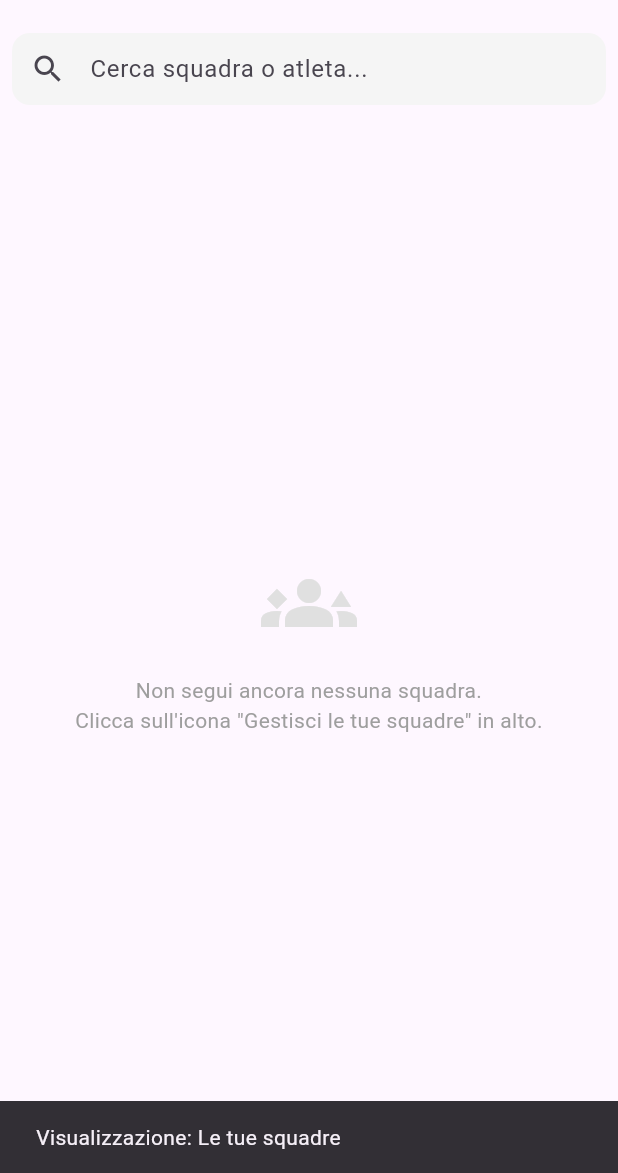
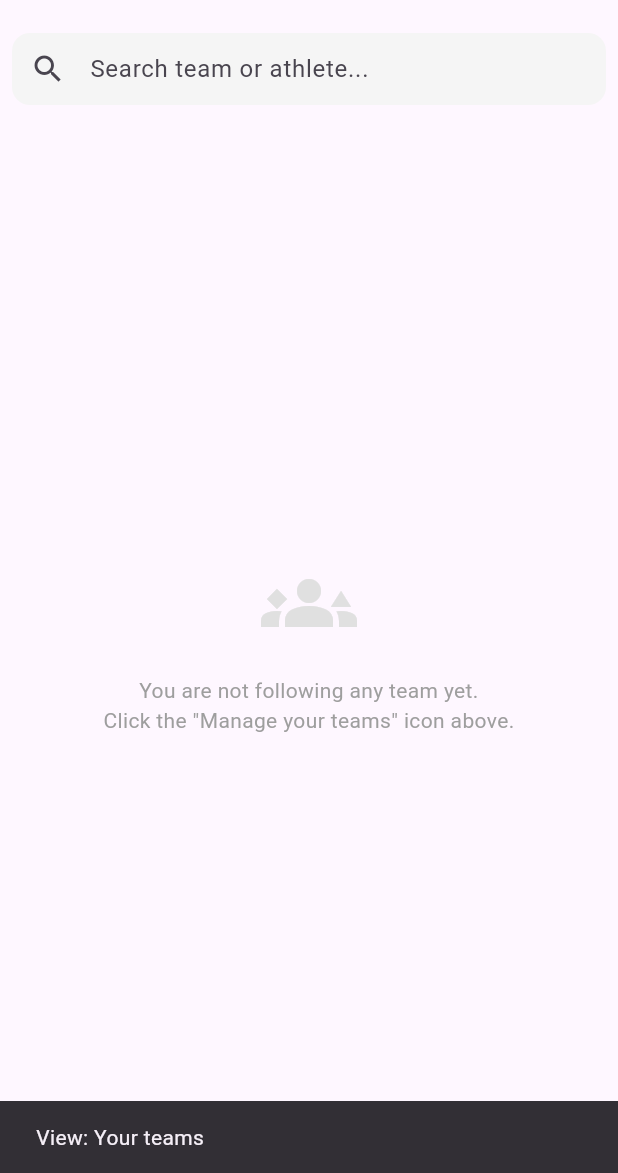
Before and after one commit to IIDavi/Competition, a Flutter app: the TimelineScreen screen opened directly, after a tap on the "filter alt off" icon, on a phone screen of 412 x 824 dp, the part 63-1236 px from its top. Run offline on Flutter 3.47's test engine with Material 3 defaults, Android fonts, the phone set to English and light mode, and no system bars; our stand-ins replace flutter_local_notifications, shared_preferences; accounts and stored records are empty; network calls fail.

Commit message:
Final commit - ensure all changes are saved
- Generated with [Teta](https://teta.so) using [Claude Code](https://claude.com/claude-code)

Co-Authored-By: Teta <noreply@teta.so> using Claude <noreply@anthropic.com>

```diff
--- a/lib/screens/timeline_screen.dart
+++ b/lib/screens/timeline_screen.dart
@@ -35,7 +35,7 @@ class _TimelineScreenState extends State<TimelineScreen> {
         actions: [
           // Toggle "My Teams" view
           IconButton(
-            tooltip: _showMyTeamsOnly ? 'Mostra tutto' : 'Mostra le tue squadre',
+            tooltip: _showMyTeamsOnly ? 'Show all' : 'Show my teams',
             icon: Icon(
               _showMyTeamsOnly ? Icons.filter_alt : Icons.filter_alt_off,
               color: _showMyTeamsOnly ? Colors.blue : null,
@@ -48,14 +48,14 @@ class _TimelineScreenState extends State<TimelineScreen> {
               if (_showMyTeamsOnly) {
                 ScaffoldMessenger.of(context).showSnackBar(
                   const SnackBar(
-                    content: Text('Visualizzazione: Le tue squadre'),
+                    content: Text('View: Your teams'),
                     duration: Duration(seconds: 1),
                   ),
                 );
               } else {
                 ScaffoldMessenger.of(context).showSnackBar(
                   const SnackBar(
-                    content: Text('Visualizzazione: Tutti gli eventi'),
+                    content: Text('View: All events'),
                     duration: Duration(seconds: 1),
                   ),
                 );
@@ -64,7 +64,7 @@ class _TimelineScreenState extends State<TimelineScreen> {
           ),
           // Manage "My Teams"
           IconButton(
-            tooltip: 'Gestisci le tue squadre',
+            tooltip: 'Manage your teams',
             icon: const Icon(Icons.groups),
             onPressed: () {
               showModalBottomSheet(
@@ -113,8 +113,8 @@ class _TimelineScreenState extends State<TimelineScreen> {
                         const SizedBox(height: 16),
                         Text(
                           _showMyTeamsOnly && provider.followedTeamIds.isEmpty
-                              ? 'Non segui ancora nessuna squadra.\nClicca sull\'icona "Gestisci le tue squadre" in alto.'
-                              : 'Nessun risultato trovato.',
+                              ? 'You are not following any team yet.\nClick the "Manage your teams" icon above.'
+                              : 'The timeline is not available yet.',
                           textAlign: TextAlign.center,
                           style: const TextStyle(color: Colors.grey),
                         ),
@@ -135,7 +135,7 @@ class _TimelineScreenState extends State<TimelineScreen> {
                   color: Colors.blue.shade50,
                   padding: const EdgeInsets.symmetric(vertical: 4, horizontal: 16),
                   child: Text(
-                    'Filtro attivo: Le tue squadre (${provider.followedTeamIds.length})',
+                    'Active filter: Your teams (${provider.followedTeamIds.length})',
                     style: TextStyle(color: Colors.blue.shade900, fontSize: 12),
                   ),
                 ),
@@ -223,7 +223,7 @@ class _TimelineScreenState extends State<TimelineScreen> {
       child: TextField(
         controller: _searchController,
         decoration: InputDecoration(
-          hintText: 'Cerca squadra o atleta...',
+          hintText: 'Search team or athlete...',
           prefixIcon: const Icon(Icons.search),
           filled: true,
           fillColor: Colors.grey.shade100,
--- a/lib/widgets/team_selection_modal.dart
+++ b/lib/widgets/team_selection_modal.dart
@@ -53,7 +53,7 @@ class _TeamSelectionModalState extends State<TeamSelectionModal> {
                 mainAxisAlignment: MainAxisAlignment.spaceBetween,
                 children: [
                   const Text(
-                    'Le tue squadre',
+                    'Your teams',
                     style: TextStyle(fontSize: 24, fontWeight: FontWeight.bold),
                   ),
                   IconButton(
@@ -66,7 +66,7 @@ class _TeamSelectionModalState extends State<TeamSelectionModal> {
               TextField(
                 controller: _searchController,
                 decoration: InputDecoration(
-                  labelText: 'Cerca squadra...',
+                  labelText: 'Search team...',
                   prefixIcon: const Icon(Icons.search),
                   border: OutlineInputBorder(
                     borderRadius: BorderRadius.circular(12),
@@ -92,7 +92,7 @@ class _TeamSelectionModalState extends State<TeamSelectionModal> {
               const SizedBox(height: 16),
               Expanded(
                 child: filteredTeams.isEmpty
-                    ? const Center(child: Text('Nessuna squadra trovata'))
+                    ? const Center(child: Text('No teams found'))
                     : ListView.builder(
                         itemCount: filteredTeams.length,
                         itemBuilder: (context, index) {
--- a/lib/widgets/timeline_card.dart
+++ b/lib/widgets/timeline_card.dart
@@ -55,7 +55,7 @@ class TimelineCard extends StatelessWidget {
                 crossAxisAlignment: CrossAxisAlignment.start,
                 children: [
                   Text(
-                    'Partecipanti - ${item.teamName}',
+                    'Participants - ${item.teamName}',
                     style: const TextStyle(fontSize: 20, fontWeight: FontWeight.bold),
                   ),
                   const Divider(),
@@ -76,7 +76,7 @@ class TimelineCard extends StatelessWidget {
                   else
                     const Padding(
                       padding: EdgeInsets.symmetric(vertical: 20),
-                      child: Text('Nessuna informazione sui partecipanti disponibile.'),
+                      child: Text('No participant information available.'),
                     ),
                   const SizedBox(height: 10),
                 ],
@@ -120,10 +120,10 @@ class TimelineCard extends StatelessWidget {
                           // For prototype: show confirmation.
                           NotificationService().showNotification(
                             'Alert Set',
-                            'Sarai avvisato prima che ${item.teamName} inizi alle ${item.startingTime}'
+                            'You will be notified before ${item.teamName} starts at ${item.startingTime}'
                           );
                           ScaffoldMessenger.of(context).showSnackBar(
-                             const SnackBar(content: Text('Notifica programmata (demo)')),
+                             const SnackBar(content: Text('Notification scheduled (demo)')),
                           );
                         },
                       ),
```
